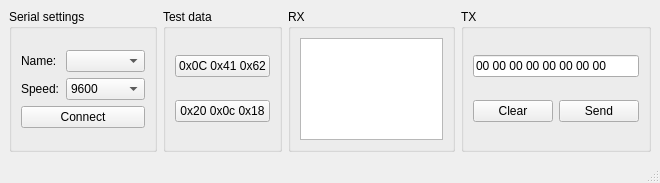
The window that mainwindow.ui (VNovytskyi/ShellerTerminal) describes before a commit, drawn with Qt 5.
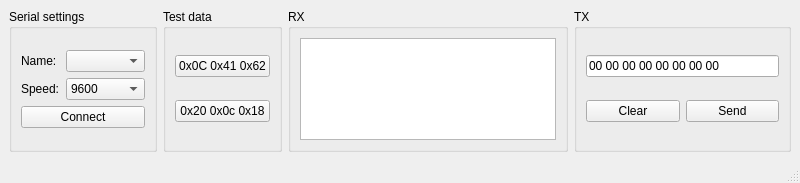
The same window after the commit.

Diff of the .ui file:
```diff
--- a/mainwindow.ui
+++ b/mainwindow.ui
@@ -6,19 +6,19 @@
    <rect>
     <x>0</x>
     <y>0</y>
-    <width>660</width>
+    <width>800</width>
     <height>183</height>
    </rect>
   </property>
   <property name="minimumSize">
    <size>
-    <width>660</width>
+    <width>800</width>
     <height>180</height>
    </size>
   </property>
   <property name="maximumSize">
    <size>
-    <width>660</width>
+    <width>800</width>
     <height>183</height>
    </size>
   </property>
@@ -139,11 +139,7 @@
         </property>
         <layout class="QVBoxLayout" name="verticalLayout_7">
          <item>
-          <widget class="QPlainTextEdit" name="receiveDataField">
-           <property name="enabled">
-            <bool>true</bool>
-           </property>
-          </widget>
+          <widget class="QTextEdit" name="textEdit"/>
          </item>
         </layout>
        </widget>
```
Left out of the diff: 2 changed lines with no effect on the pictures.
